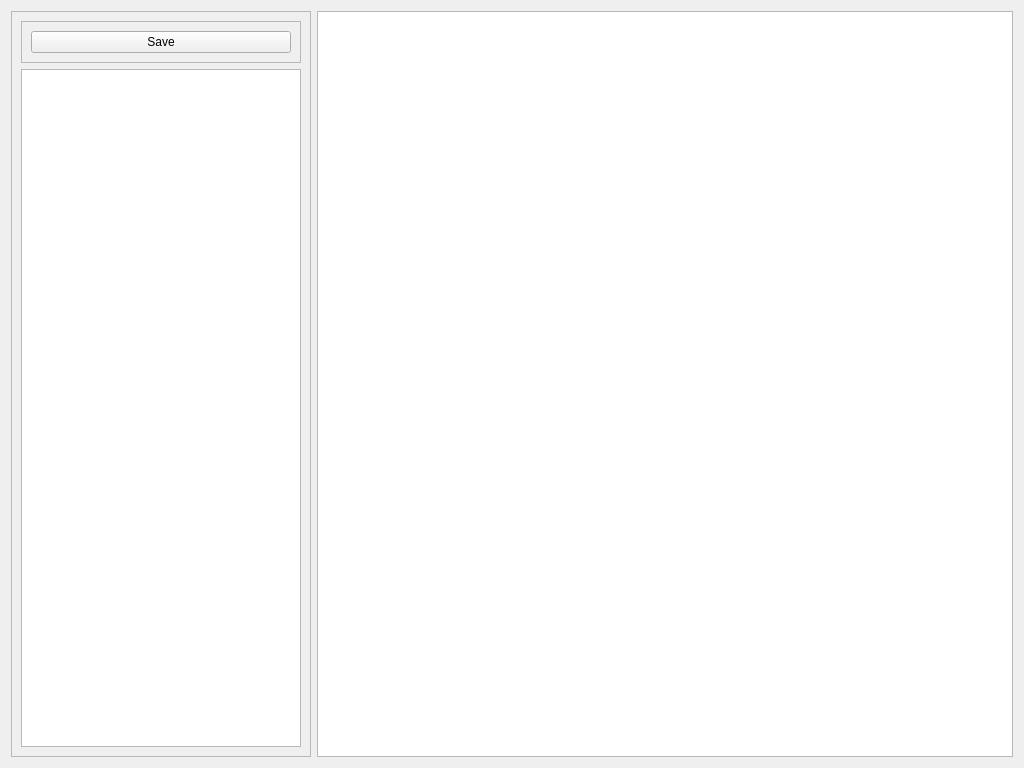
Old version of the form src/gui/deviceWindow.ui in the repository Nmstr/taskZen.
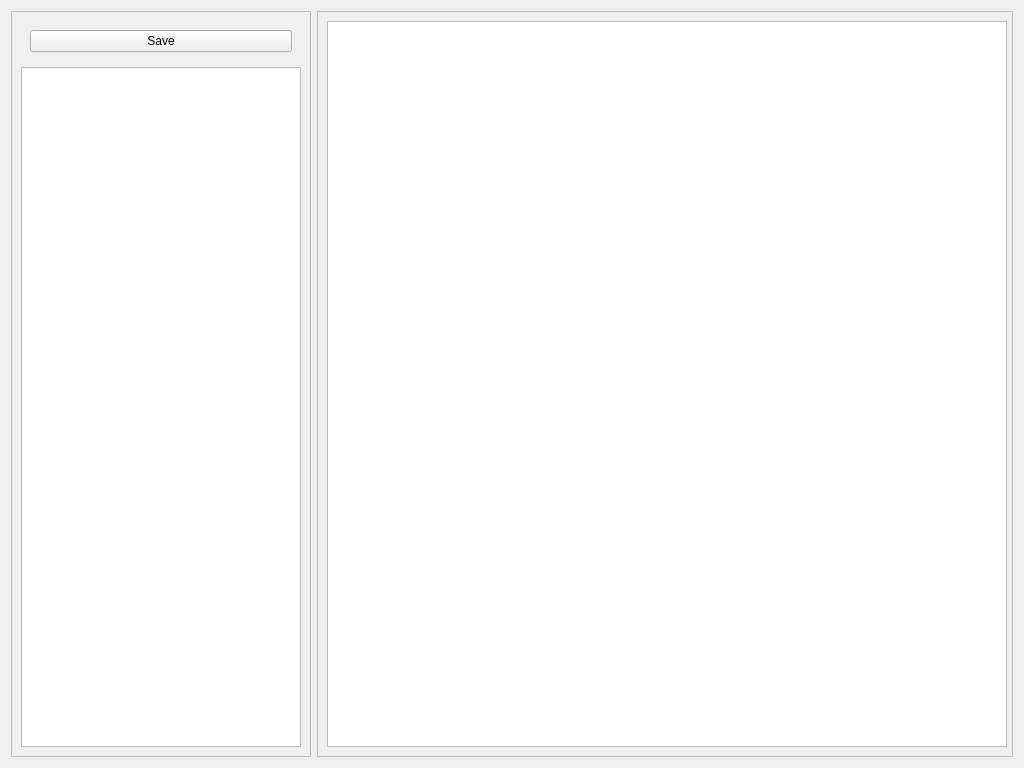
New version of the form.

Commit message: rounded plain text edit

What changed in the file:
```diff
--- a/src/gui/deviceWindow.ui
+++ b/src/gui/deviceWindow.ui
@@ -50,7 +50,7 @@
          </size>
         </property>
         <property name="frameShape">
-         <enum>QFrame::Shape::StyledPanel</enum>
+         <enum>QFrame::Shape::NoFrame</enum>
         </property>
         <property name="frameShadow">
          <enum>QFrame::Shadow::Raised</enum>
@@ -73,7 +73,22 @@
     </widget>
    </item>
    <item>
-    <widget class="QPlainTextEdit" name="deviceInput"/>
+    <widget class="QFrame" name="deviceInputFrame">
+     <property name="frameShape">
+      <enum>QFrame::Shape::StyledPanel</enum>
+     </property>
+     <property name="frameShadow">
+      <enum>QFrame::Shadow::Raised</enum>
+     </property>
+     <layout class="QHBoxLayout" name="horizontalLayout_3">
+      <property name="rightMargin">
+       <number>5</number>
+      </property>
+      <item>
+       <widget class="QPlainTextEdit" name="deviceInput"/>
+      </item>
+     </layout>
+    </widget>
    </item>
   </layout>
  </widget>
```
The commit also changes 2 other files.
